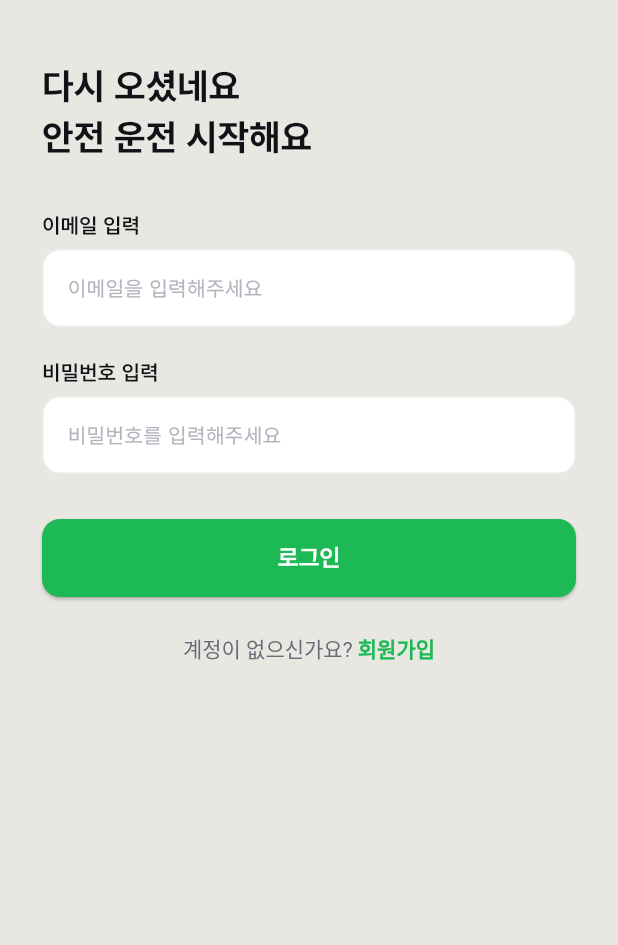
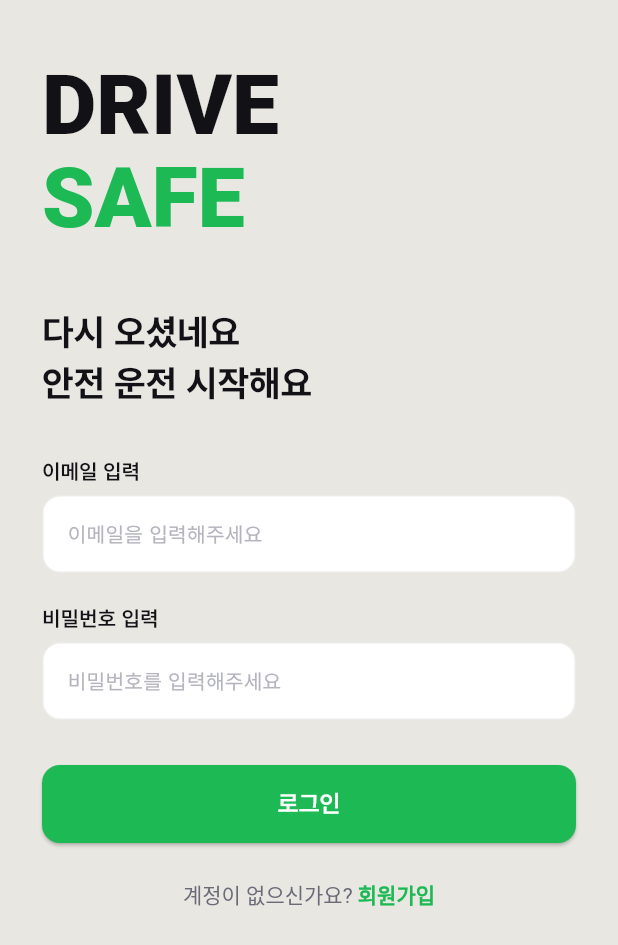
Before and after one commit to yinaa2630/safe-driving, a Flutter app: the screen it shows after launch, on a phone screen of 412 x 824 dp. Shown: the top 945 px of the screen. Run offline on Flutter 3.47's test engine with Material 3 defaults, Android fonts, the phone set to English and light mode, and no system bars; our stand-ins replace audioplayers, camera, fl_chart, flutter_riverpod, flutter_secure_storage, geolocator and 1 more; missing offline and left inert: google_mlkit_face_mesh_detection, kakao_map_sdk, tflite_flutter.

Commit message:
fix: 로그인 화면 로고 추가

```diff
--- a/frontend/lib/screens/login_screen.dart
+++ b/frontend/lib/screens/login_screen.dart
@@ -37,9 +37,9 @@ class _LoginScreenState extends State<LoginScreen> {
     if (token != null) {
       Navigator.pushReplacementNamed(context, '/main');
     } else {
-      ScaffoldMessenger.of(context).showSnackBar(
-        const SnackBar(content: Text("로그인 실패")),
-      );
+      ScaffoldMessenger.of(
+        context,
+      ).showSnackBar(const SnackBar(content: Text("로그인 실패")));
     }
   }
 
@@ -49,10 +49,29 @@ class _LoginScreenState extends State<LoginScreen> {
       resizeToAvoidBottomInset: false,
       body: SafeArea(
         child: Padding(
-          padding: const EdgeInsets.symmetric(horizontal: 28.0),
+          padding: const EdgeInsets.only(top: 40, left: 28.0, right: 28.0),
           child: Column(
             crossAxisAlignment: CrossAxisAlignment.start,
             children: [
+              RichText(
+                text: const TextSpan(
+                  style: TextStyle(
+                    fontSize: 56,
+                    fontWeight: FontWeight.w900,
+                    height: 1.1,
+                  ),
+                  children: [
+                    TextSpan(
+                      text: 'DRIVE\n',
+                      style: TextStyle(color: inkBlack),
+                    ),
+                    TextSpan(
+                      text: 'SAFE',
+                      style: TextStyle(color: mainGreen),
+                    ),
+                  ],
+                ),
+              ),
               const SizedBox(height: 40),
 
               const Text(
@@ -177,8 +196,7 @@ class _LoginScreenState extends State<LoginScreen> {
         decoration: InputDecoration(
           border: InputBorder.none,
           hintText: hint,
-          hintStyle:
-              const TextStyle(color: textLight, fontSize: 14),
+          hintStyle: const TextStyle(color: textLight, fontSize: 14),
         ),
       ),
     );
```
